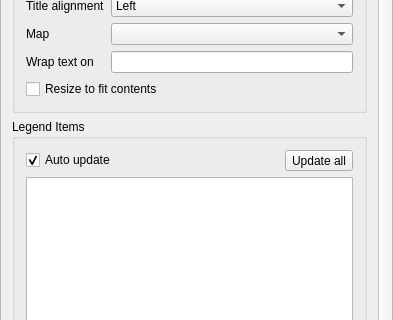
This is src/ui/layout/qgslayoutlegendwidgetbase.ui in carsmie/QGIS as Qt 5 draws it before an edit; both pictures show x 0 to 393 and y 94 to 414 of the 393 by 995 pixel window. The edited form follows.
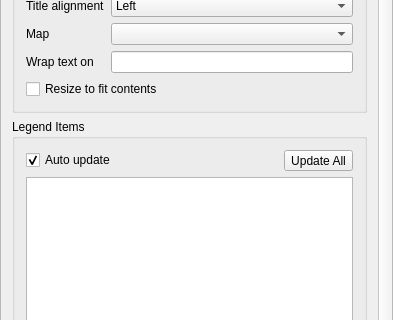
This is the edited form. Icons and pictures are not drawn. Custom widgets are drawn as their Qt base class.

Commit message: [hig] Capitalization

```diff
--- a/src/ui/layout/qgslayoutlegendwidgetbase.ui
+++ b/src/ui/layout/qgslayoutlegendwidgetbase.ui
@@ -213,7 +213,7 @@
                <string>Update whole legend. Layers are added/removed according to main application legend. User defined labels will be deleted.</string>
               </property>
               <property name="text">
-               <string>Update all</string>
+               <string>Update All</string>
               </property>
              </widget>
             </item>
```
